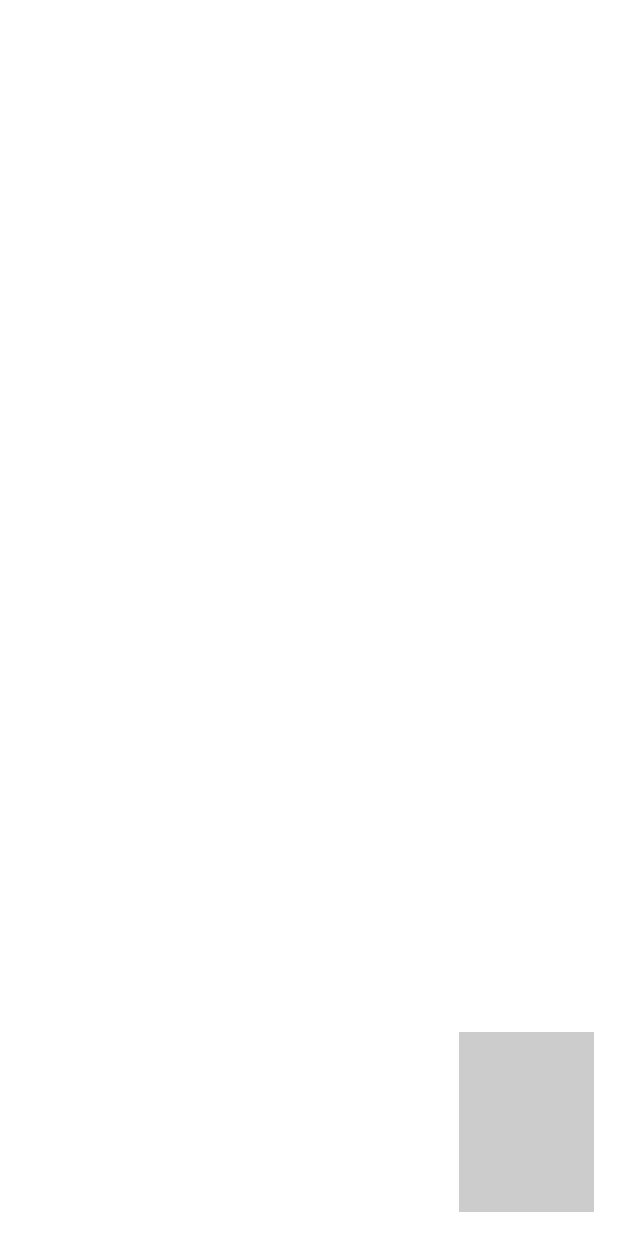
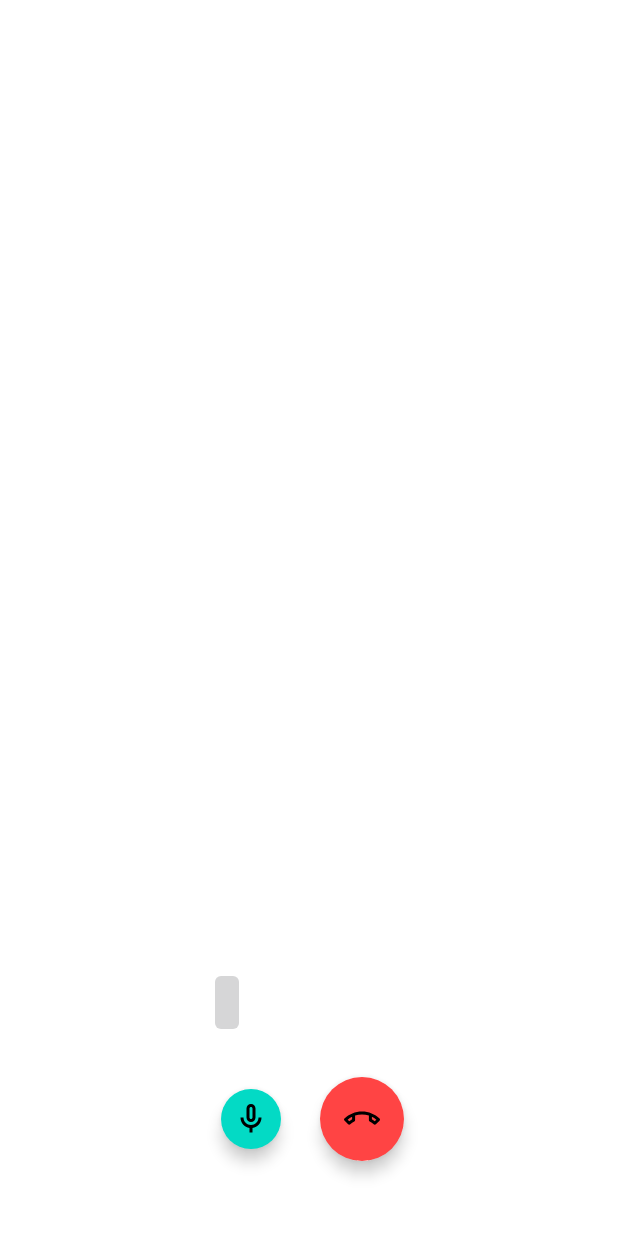
Before and after one commit to hexfa/VonageApp, an Android app: the screen it shows after launch (MainActivity), on a phone screen of 412 x 824 dp. Run offline under Robolectric (Android 15) with nearby library versions, the phone set to English and light mode, and no system bars; our stand-ins replace Dagger/Hilt's generated code, data binding; libraries missing offline, so code that uses them is left out: com.opentok.android, pub.devrel.easypermissions; 2 statements that could not run were skipped.

Commit message:
Add two items :mute call and end call

```diff
--- /dev/null
+++ b/app/src/main/res/drawable/call_timer.xml
@@ -0,0 +1,6 @@
+<?xml version="1.0" encoding="utf-8"?>
+<shape xmlns:android="http://schemas.android.com/apk/res/android"
+    android:shape="rectangle">
+ <solid android:color="@color/colorLightBlack"/>
+ <corners android:radius="4dp"/>
+</shape>
--- /dev/null
+++ b/app/src/main/res/drawable/ic__error.xml
@@ -0,0 +1,5 @@
+<vector android:height="24dp" android:tint="#FF0000"
+    android:viewportHeight="24" android:viewportWidth="24"
+    android:width="24dp" xmlns:android="http://schemas.android.com/apk/res/android">
+    <path android:fillColor="@android:color/white" android:pathData="M11,15h2v2h-2v-2zM11,7h2v6h-2L11,7zM11.99,2C6.47,2 2,6.48 2,12s4.47,10 9.99,10C17.52,22 22,17.52 22,12S17.52,2 11.99,2zM12,20c-4.42,0 -8,-3.58 -8,-8s3.58,-8 8,-8 8,3.58 8,8 -3.58,8 -8,8z"/>
+</vector>
--- /dev/null
+++ b/app/src/main/res/drawable/ic_call.xml
@@ -0,0 +1,5 @@
+<vector android:height="24dp" android:tint="#FFFFFF"
+    android:viewportHeight="24" android:viewportWidth="24"
+    android:width="24dp" xmlns:android="http://schemas.android.com/apk/res/android">
+    <path android:fillColor="@android:color/white" android:pathData="M6.54,5c0.06,0.89 0.21,1.76 0.45,2.59l-1.2,1.2c-0.41,-1.2 -0.67,-2.47 -0.76,-3.79h1.51m9.86,12.02c0.85,0.24 1.72,0.39 2.6,0.45v1.49c-1.32,-0.09 -2.59,-0.35 -3.8,-0.75l1.2,-1.19M7.5,3H4c-0.55,0 -1,0.45 -1,1 0,9.39 7.61,17 17,17 0.55,0 1,-0.45 1,-1v-3.49c0,-0.55 -0.45,-1 -1,-1 -1.24,0 -2.45,-0.2 -3.57,-0.57 -0.1,-0.04 -0.21,-0.05 -0.31,-0.05 -0.26,0 -0.51,0.1 -0.71,0.29l-2.2,2.2c-2.83,-1.45 -5.15,-3.76 -6.59,-6.59l2.2,-2.2c0.28,-0.28 0.36,-0.67 0.25,-1.02C8.7,6.45 8.5,5.25 8.5,4c0,-0.55 -0.45,-1 -1,-1z"/>
+</vector>
--- /dev/null
+++ b/app/src/main/res/drawable/ic_call_end.xml
@@ -0,0 +1,5 @@
+<vector android:height="24dp" android:tint="#FFFFFF"
+    android:viewportHeight="24" android:viewportWidth="24"
+    android:width="24dp" xmlns:android="http://schemas.android.com/apk/res/android">
+    <path android:fillColor="@android:color/white" android:pathData="M18.59,10.52c1.05,0.51 2.04,1.15 2.96,1.91l-1.07,1.07c-0.58,-0.47 -1.21,-0.89 -1.88,-1.27v-1.71m-13.2,0v1.7c-0.65,0.37 -1.28,0.79 -1.87,1.27l-1.07,-1.07c0.91,-0.75 1.9,-1.38 2.94,-1.9M12,7C7.46,7 3.34,8.78 0.29,11.67c-0.18,0.18 -0.29,0.43 -0.29,0.71s0.11,0.53 0.29,0.7l2.48,2.48c0.18,0.18 0.43,0.29 0.71,0.29 0.27,0 0.52,-0.1 0.7,-0.28 0.79,-0.73 1.68,-1.36 2.66,-1.85 0.33,-0.16 0.56,-0.51 0.56,-0.9v-3.1C8.85,9.25 10.4,9 12,9s3.15,0.25 4.59,0.73v3.1c0,0.4 0.23,0.74 0.56,0.9 0.98,0.49 1.88,1.11 2.67,1.85 0.18,0.17 0.43,0.28 0.7,0.28 0.28,0 0.53,-0.11 0.71,-0.29l2.48,-2.48c0.18,-0.18 0.29,-0.43 0.29,-0.71s-0.11,-0.53 -0.29,-0.71C20.66,8.78 16.54,7 12,7z"/>
+</vector>
--- /dev/null
+++ b/app/src/main/res/drawable/ic_mic_none.xml
@@ -0,0 +1,5 @@
+<vector android:height="24dp" android:tint="#FFFFFF"
+    android:viewportHeight="24" android:viewportWidth="24"
+    android:width="24dp" xmlns:android="http://schemas.android.com/apk/res/android">
+    <path android:fillColor="@android:color/white" android:pathData="M12,14c1.66,0 3,-1.34 3,-3L15,5c0,-1.66 -1.34,-3 -3,-3S9,3.34 9,5v6c0,1.66 1.34,3 3,3zM11,5c0,-0.55 0.45,-1 1,-1s1,0.45 1,1v6c0,0.55 -0.45,1 -1,1s-1,-0.45 -1,-1L11,5zM17,11c0,2.76 -2.24,5 -5,5s-5,-2.24 -5,-5L5,11c0,3.53 2.61,6.43 6,6.92L11,21h2v-3.08c3.39,-0.49 6,-3.39 6,-6.92h-2z"/>
+</vector>
--- /dev/null
+++ b/app/src/main/res/drawable/ic_mic_off.xml
@@ -0,0 +1,5 @@
+<vector android:height="24dp" android:tint="#FFFFFF"
+    android:viewportHeight="24" android:viewportWidth="24"
+    android:width="24dp" xmlns:android="http://schemas.android.com/apk/res/android">
+    <path android:fillColor="@android:color/white" android:pathData="M10.8,4.9c0,-0.66 0.54,-1.2 1.2,-1.2s1.2,0.54 1.2,1.2l-0.01,3.91L15,10.6V5c0,-1.66 -1.34,-3 -3,-3 -1.54,0 -2.79,1.16 -2.96,2.65l1.76,1.76V4.9zM19,11h-1.7c0,0.58 -0.1,1.13 -0.27,1.64l1.27,1.27c0.44,-0.88 0.7,-1.87 0.7,-2.91zM4.41,2.86L3,4.27l6,6V11c0,1.66 1.34,3 3,3 0.23,0 0.44,-0.03 0.65,-0.08l1.66,1.66c-0.71,0.33 -1.5,0.52 -2.31,0.52 -2.76,0 -5.3,-2.1 -5.3,-5.1H5c0,3.41 2.72,6.23 6,6.72V21h2v-3.28c0.91,-0.13 1.77,-0.45 2.55,-0.9l4.2,4.2 1.41,-1.41L4.41,2.86z"/>
+</vector>
--- /dev/null
+++ b/app/src/main/res/drawable/ic_videocam.xml
@@ -0,0 +1,5 @@
+<vector android:height="24dp" android:tint="#FFFFFF"
+    android:viewportHeight="24" android:viewportWidth="24"
+    android:width="24dp" xmlns:android="http://schemas.android.com/apk/res/android">
+    <path android:fillColor="@android:color/white" android:pathData="M15,8v8H5V8h10m1,-2H4c-0.55,0 -1,0.45 -1,1v10c0,0.55 0.45,1 1,1h12c0.55,0 1,-0.45 1,-1v-3.5l4,4v-11l-4,4V7c0,-0.55 -0.45,-1 -1,-1z"/>
+</vector>
--- /dev/null
+++ b/app/src/main/res/drawable/ic_videocam_off.xml
@@ -0,0 +1,5 @@
+<vector android:height="24dp" android:tint="#FFFFFF"
+    android:viewportHeight="24" android:viewportWidth="24"
+    android:width="24dp" xmlns:android="http://schemas.android.com/apk/res/android">
+    <path android:fillColor="@android:color/white" android:pathData="M9.56,8l-2,-2 -4.15,-4.14L2,3.27 4.73,6L4,6c-0.55,0 -1,0.45 -1,1v10c0,0.55 0.45,1 1,1h12c0.21,0 0.39,-0.08 0.55,-0.18L19.73,21l1.41,-1.41 -8.86,-8.86L9.56,8zM5,16L5,8h1.73l8,8L5,16zM15,8v2.61l6,6L21,6.5l-4,4L17,7c0,-0.55 -0.45,-1 -1,-1h-5.61l2,2L15,8z"/>
+</vector>
--- /dev/null
+++ b/app/src/main/res/drawable/publisher_view.xml
@@ -0,0 +1,6 @@
+<?xml version="1.0" encoding="utf-8"?>
+<shape xmlns:android="http://schemas.android.com/apk/res/android"
+    android:shape="rectangle">
+ <corners android:radius="8dp"/>
+ <solid android:color="@android:color/transparent"/>
+</shape>
--- a/app/src/main/res/layout/fragment_vonage.xml
+++ b/app/src/main/res/layout/fragment_vonage.xml
@@ -1,37 +1,82 @@
 <?xml version="1.0" encoding="utf-8"?>
-<layout>
-<androidx.constraintlayout.widget.ConstraintLayout xmlns:android="http://schemas.android.com/apk/res/android"
+<layout xmlns:android="http://schemas.android.com/apk/res/android"
     xmlns:app="http://schemas.android.com/apk/res-auto"
-    xmlns:tools="http://schemas.android.com/tools"
-    android:layout_width="match_parent"
-    android:layout_height="match_parent"
-    tools:context=".MainActivity">
+    xmlns:tools="http://schemas.android.com/tools">
 
-    <FrameLayout
-        android:layout_width="fill_parent"
-        android:layout_height="fill_parent"
-        app:layout_constraintBottom_toBottomOf="parent"
-        app:layout_constraintEnd_toEndOf="parent"
-        app:layout_constraintStart_toStartOf="parent"
-        app:layout_constraintTop_toTopOf="parent">
+    <data>
+
+    </data>
+
+    <androidx.constraintlayout.widget.ConstraintLayout
+        android:layout_width="match_parent"
+        android:layout_height="match_parent"
+        tools:context=".videocall.activity.MainActivity">
 
         <FrameLayout
             android:id="@+id/subscriber_container"
-            android:layout_width="fill_parent"
-            android:layout_height="fill_parent" />
+            android:layout_width="match_parent"
+            android:layout_height="match_parent"
+            app:layout_constraintBottom_toBottomOf="parent"
+            app:layout_constraintEnd_toEndOf="parent"
+            app:layout_constraintStart_toStartOf="parent"
+            app:layout_constraintTop_toTopOf="parent" />
 
         <FrameLayout
             android:id="@+id/publisher_container"
-            android:layout_width="90dp"
-            android:layout_height="120dp"
-            android:layout_gravity="bottom|end"
-            android:layout_marginEnd="16dp"
-            android:layout_marginRight="16dp"
-            android:layout_marginBottom="16dp"
-            android:background="#CCCCCC"
-            android:padding="2dp" />
+            android:layout_width="100dp"
+            android:layout_height="150dp"
+            android:background="@drawable/publisher_view"
+            android:layout_marginBottom="120dp"
+            app:layout_constraintBottom_toBottomOf="parent"
+            app:layout_constraintEnd_toEndOf="parent"
+            app:layout_constraintHorizontal_bias="0.9"
+            app:layout_constraintStart_toStartOf="parent"
+            app:layout_constraintTop_toTopOf="parent"
+            app:layout_constraintVertical_bias="0.1" />
 
-    </FrameLayout>
+        <TextView
+            android:id="@+id/text_call_timer"
+            android:layout_width="0dp"
+            android:layout_height="wrap_content"
+            android:textColor="@android:color/white"
+            android:background="@drawable/call_timer"
+            android:gravity="center"
+            app:layout_constraintStart_toStartOf="@id/btn_mute_audio"
+            app:layout_constraintBottom_toTopOf="@id/btn_call_end"
+            android:layout_marginBottom="32dp"
+            android:padding="8dp"
+            android:textStyle="bold"/>
 
-</androidx.constraintlayout.widget.ConstraintLayout>
+        <com.google.android.material.floatingactionbutton.FloatingActionButton
+            android:id="@+id/btn_mute_audio"
+            android:layout_width="wrap_content"
+            android:layout_height="wrap_content"
+            app:layout_constraintStart_toStartOf="parent"
+            app:layout_constraintEnd_toStartOf="@id/btn_call_end"
+            app:layout_constraintBottom_toBottomOf="@id/btn_call_end"
+            app:layout_constraintTop_toTopOf="@id/btn_call_end"
+            android:clickable="true"
+            android:focusable="true"
+            android:src="@drawable/ic_mic_none"
+            app:borderWidth="0dp"
+            app:fabSize="mini"
+            app:layout_constraintHorizontal_chainStyle="packed"/>
+
+        <com.google.android.material.floatingactionbutton.FloatingActionButton
+            android:id="@+id/btn_call_end"
+            android:layout_width="wrap_content"
+            android:layout_height="wrap_content"
+            android:layout_marginStart="22dp"
+            android:layout_marginBottom="50dp"
+            android:backgroundTint="@android:color/holo_red_light"
+            android:clickable="true"
+            android:focusable="true"
+            android:src="@drawable/ic_call_end"
+            app:borderWidth="0dp"
+            app:fabSize="normal"
+            app:layout_constraintBottom_toBottomOf="parent"
+            app:layout_constraintEnd_toEndOf="parent"
+            app:layout_constraintStart_toEndOf="@id/btn_mute_audio" />
+
+    </androidx.constraintlayout.widget.ConstraintLayout>
 </layout>
```
Also changed, not shown: app/src/main/java/com/example/vonageapp/view/fragment/VonageFragment.kt (+46 -0 lines).
